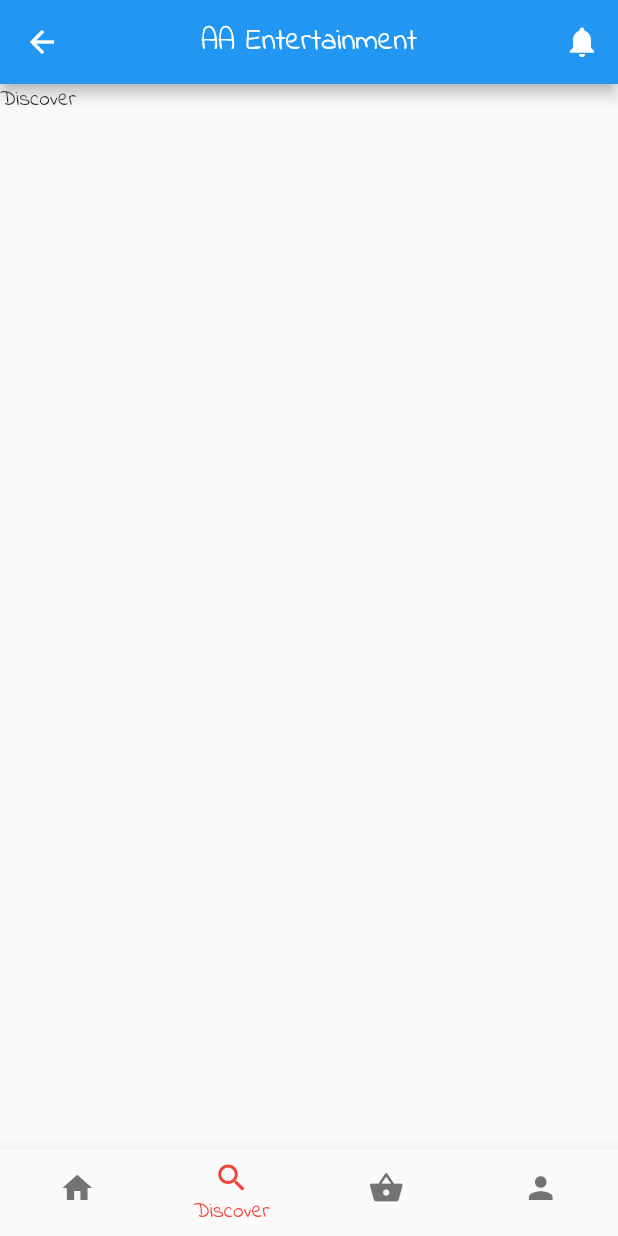
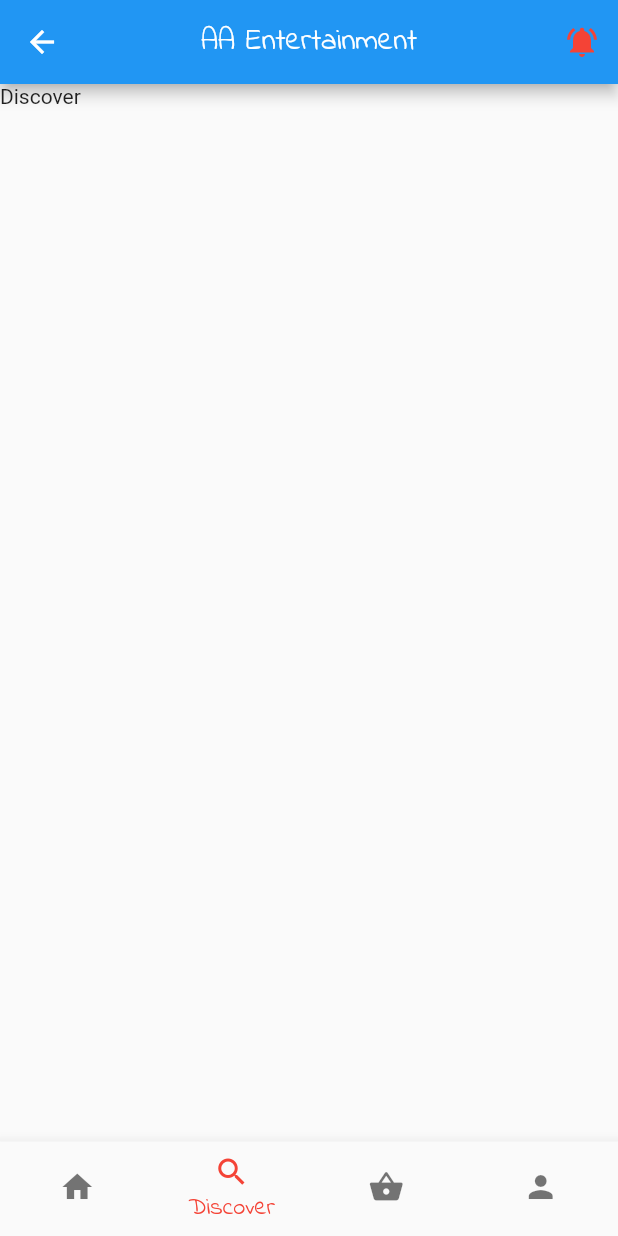
Before and after one commit to wambuguedison/aa-entertainment-app, a Flutter app: the MyHomePage screen opened by its route, item 2 of the bottom bar chosen, on a phone screen of 412 x 824 dp. Run offline on Flutter 3.47's test engine with Material 2 defaults, Android fonts, the phone set to English and light mode, and no system bars.

Commit message:
Tweak Theme

```diff
--- a/lib/main.dart
+++ b/lib/main.dart
@@ -15,7 +15,7 @@ class MyApp extends StatelessWidget {
   Widget build(BuildContext context) {
     return MaterialApp(
         title: 'AA Entertainment',
-        theme: ThemeData(primarySwatch: Colors.blue, fontFamily: 'IndieFlower'),
+        theme: ThemeData(primarySwatch: Colors.blue),
         initialRoute: '/onboarding',
         routes: <String, WidgetBuilder>{
           '/onboarding': (BuildContext context) => new Onboarding(),
@@ -36,6 +36,7 @@ class MyHomePage extends StatefulWidget {
 
 class _MyHomePageState extends State<MyHomePage> {
   int _selectedIndex = 0;
+  bool _notified = true;
 
   List<Widget> _widgetOptions = <Widget>[
     Text("Home"),
@@ -54,15 +55,23 @@ class _MyHomePageState extends State<MyHomePage> {
   Widget build(BuildContext context) {
     return Scaffold(
         appBar: AppBar(
-          title: Text("AA Entertainment"),
+          title: Text(
+            "AA Entertainment",
+            style: TextStyle(
+              fontFamily: "IndieFlower",
+            ),
+          ),
           centerTitle: true,
           actions: <Widget>[
             IconButton(
               icon: Icon(
-                Icons.notifications,
-                color: Colors.white,
+                (_notified) ? Icons.notifications_active : Icons.notifications,
+                color: (_notified) ? Colors.red : Colors.white,
               ),
               onPressed: () {
+                setState(() {
+                  _notified = !_notified;
+                });
                 Navigator.pushNamed(context, '/notifications');
               },
             )
@@ -70,7 +79,11 @@ class _MyHomePageState extends State<MyHomePage> {
         ),
         body: _widgetOptions.elementAt(_selectedIndex),
         bottomNavigationBar: BottomNavigationBar(
-          showSelectedLabels: true, // <-- HERE
+          selectedLabelStyle: TextStyle(
+            fontSize: 16,
+            fontFamily: "IndieFlower",
+          ),
+          showSelectedLabels: true,
           showUnselectedLabels: false,
           type: BottomNavigationBarType.fixed,
           items: const <BottomNavigationBarItem>[
```
